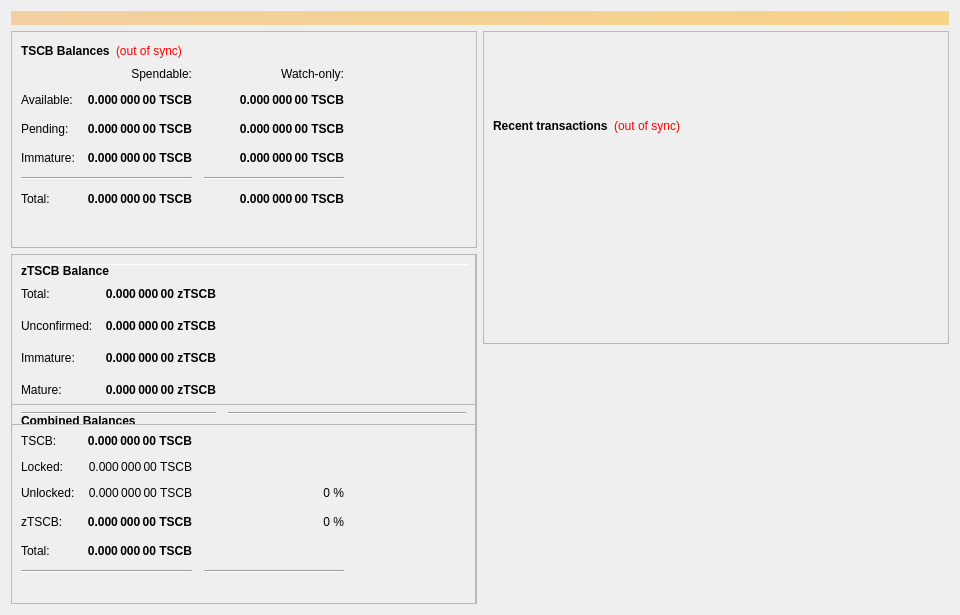
Above: src/qt/forms/overviewpage.ui from MCLXI/TSC before the change. Below: the same form after it.
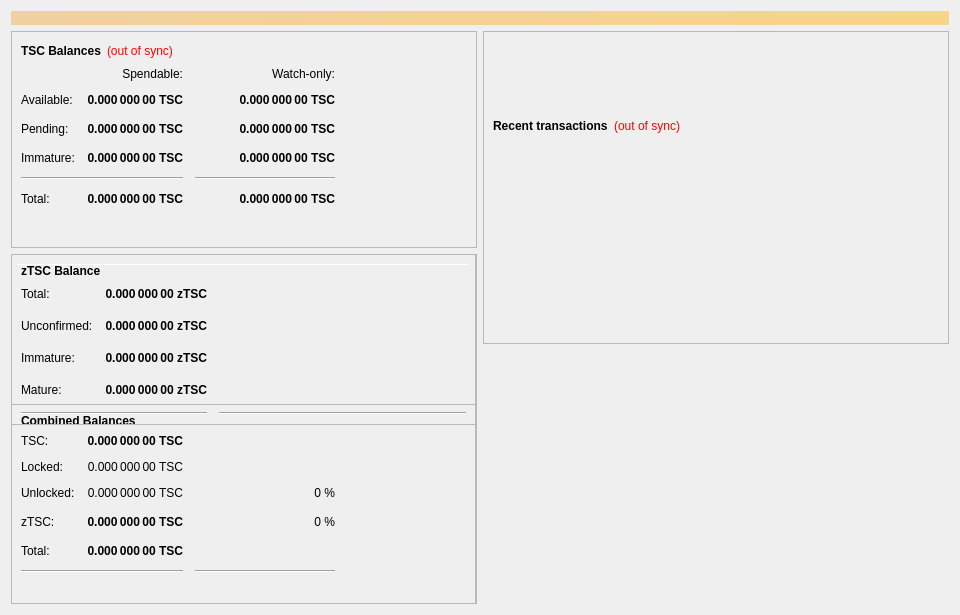
That is the form after the change.

The edit to the form file:
```diff
--- a/src/qt/forms/overviewpage.ui
+++ b/src/qt/forms/overviewpage.ui
@@ -60,7 +60,7 @@
                </font>
               </property>
               <property name="text">
-               <string>TSCB Balances</string>
+               <string>TSC Balances</string>
               </property>
              </widget>
             </item>
@@ -118,7 +118,7 @@
                <string>Unconfirmed transactions to watch-only addresses</string>
               </property>
               <property name="text">
-               <string notr="true">0.000 000 00 TSCB</string>
+               <string notr="true">0.000 000 00 TSC</string>
               </property>
               <property name="alignment">
                <set>Qt::AlignRight|Qt::AlignTrailing|Qt::AlignVCenter</set>
@@ -143,7 +143,7 @@
                <string>Total of transactions that have yet to be confirmed, and do not yet count toward the spendable balance</string>
               </property>
               <property name="text">
-               <string notr="true">0.000 000 00 TSCB</string>
+               <string notr="true">0.000 000 00 TSC</string>
               </property>
               <property name="alignment">
                <set>Qt::AlignRight|Qt::AlignTrailing|Qt::AlignVCenter</set>
@@ -168,7 +168,7 @@
                <string>Staked or masternode rewards in watch-only addresses that has not yet matured</string>
               </property>
               <property name="text">
-               <string notr="true">0.000 000 00 TSCB</string>
+               <string notr="true">0.000 000 00 TSC</string>
               </property>
               <property name="alignment">
                <set>Qt::AlignRight|Qt::AlignTrailing|Qt::AlignVCenter</set>
@@ -226,7 +226,7 @@
                <string>Staked or masternode rewards that has not yet matured</string>
               </property>
               <property name="text">
-               <string notr="true">0.000 000 00 TSCB</string>
+               <string notr="true">0.000 000 00 TSC</string>
               </property>
               <property name="alignment">
                <set>Qt::AlignRight|Qt::AlignTrailing|Qt::AlignVCenter</set>
@@ -271,7 +271,7 @@
                <string>Your current total balance</string>
               </property>
               <property name="text">
-               <string notr="true">0.000 000 00 TSCB</string>
+               <string notr="true">0.000 000 00 TSC</string>
               </property>
               <property name="alignment">
                <set>Qt::AlignRight|Qt::AlignTrailing|Qt::AlignVCenter</set>
@@ -296,7 +296,7 @@
                <string>Current total balance in watch-only addresses</string>
               </property>
               <property name="text">
-               <string notr="true">0.000 000 00 TSCB</string>
+               <string notr="true">0.000 000 00 TSC</string>
               </property>
               <property name="alignment">
                <set>Qt::AlignRight|Qt::AlignTrailing|Qt::AlignVCenter</set>
@@ -338,7 +338,7 @@
                <string>Your current spendable balance</string>
               </property>
               <property name="text">
-               <string notr="true">0.000 000 00 TSCB</string>
+               <string notr="true">0.000 000 00 TSC</string>
               </property>
               <property name="alignment">
                <set>Qt::AlignRight|Qt::AlignTrailing|Qt::AlignVCenter</set>
@@ -363,7 +363,7 @@
                <string>Your current balance in watch-only addresses</string>
               </property>
               <property name="text">
-               <string notr="true">0.000 000 00 TSCB</string>
+               <string notr="true">0.000 000 00 TSC</string>
               </property>
               <property name="alignment">
                <set>Qt::AlignRight|Qt::AlignTrailing|Qt::AlignVCenter</set>
@@ -963,7 +963,7 @@
                 <string>Total of transactions that have yet to be confirmed, and do not yet count toward the spendable balance</string>
                </property>
                <property name="text">
-                <string notr="true">0.000 000 00 TSCB</string>
+                <string notr="true">0.000 000 00 TSC</string>
                </property>
                <property name="alignment">
                 <set>Qt::AlignRight|Qt::AlignTrailing|Qt::AlignVCenter</set>
@@ -988,7 +988,7 @@
                 <string>Total Balance, including unconfirmed and immature coins.</string>
                </property>
                <property name="text">
-                <string notr="true">0.000 000 00 TSCB</string>
+                <string notr="true">0.000 000 00 TSC</string>
                </property>
                <property name="alignment">
                 <set>Qt::AlignRight|Qt::AlignTrailing|Qt::AlignVCenter</set>
@@ -1021,7 +1021,7 @@
              <item row="1" column="0">
               <widget class="QLabel" name="labelBalanceTextz">
                <property name="text">
-                <string>TSCB:</string>
+                <string>TSC:</string>
                </property>
               </widget>
              </item>
@@ -1040,7 +1040,7 @@
                 <string>Your current spendable balance</string>
                </property>
                <property name="text">
-                <string notr="true">0.000 000 00 TSCB</string>
+                <string notr="true">0.000 000 00 TSC</string>
                </property>
                <property name="alignment">
                 <set>Qt::AlignRight|Qt::AlignTrailing|Qt::AlignVCenter</set>
@@ -1056,7 +1056,7 @@
                 <string/>
                </property>
                <property name="text">
-                <string>zTSCB:</string>
+                <string>zTSC:</string>
                </property>
               </widget>
              </item>
@@ -1090,7 +1090,7 @@
                 <string>Locked TSCB or Masternode collaterals. These are excluded from zTSCB minting.</string>
                </property>
                <property name="text">
-                <string>0.000 000 00 TSCB</string>
+                <string>0.000 000 00 TSC</string>
                </property>
                <property name="alignment">
                 <set>Qt::AlignRight|Qt::AlignTrailing|Qt::AlignVCenter</set>
@@ -1123,7 +1123,7 @@
                 <string>Unlocked TSCBs. These can be used for zTSCB minting.</string>
                </property>
                <property name="text">
-                <string>0.000 000 00 TSCB</string>
+                <string>0.000 000 00 TSC</string>
                </property>
                <property name="alignment">
                 <set>Qt::AlignRight|Qt::AlignTrailing|Qt::AlignVCenter</set>
@@ -1190,7 +1190,7 @@
                 </font>
                </property>
                <property name="text">
-                <string>zTSCB Balance</string>
+                <string>zTSC Balance</string>
                </property>
               </widget>
              </item>
@@ -1234,7 +1234,7 @@
                 <string>All available zTSCB, unconfirmed and immature zTSCB included.</string>
                </property>
                <property name="text">
-                <string notr="true">0.000 000 00 zTSCB</string>
+                <string notr="true">0.000 000 00 zTSC</string>
                </property>
                <property name="alignment">
                 <set>Qt::AlignRight|Qt::AlignTrailing|Qt::AlignVCenter</set>
@@ -1312,7 +1312,7 @@
 These zTSCB are spendable.</string>
                </property>
                <property name="text">
-                <string>0.000 000 00 zTSCB</string>
+                <string>0.000 000 00 zTSC</string>
                </property>
                <property name="alignment">
                 <set>Qt::AlignRight|Qt::AlignTrailing|Qt::AlignVCenter</set>
@@ -1343,7 +1343,7 @@
 Immature: confirmed, but less than 1 mints of the same denomination after it was minted</string>
                </property>
                <property name="text">
-                <string>0.000 000 00 zTSCB</string>
+                <string>0.000 000 00 zTSC</string>
                </property>
                <property name="alignment">
                 <set>Qt::AlignRight|Qt::AlignTrailing|Qt::AlignVCenter</set>
@@ -1387,7 +1387,7 @@
 Immature: confirmed, but less than 1 mints of the same denomination after it was minted</string>
                </property>
                <property name="text">
-                <string>0.000 000 00 zTSCB</string>
+                <string>0.000 000 00 zTSC</string>
                </property>
                <property name="alignment">
                 <set>Qt::AlignRight|Qt::AlignTrailing|Qt::AlignVCenter</set>
```
Left out of the diff: 26 changed lines with no effect on the pictures.
